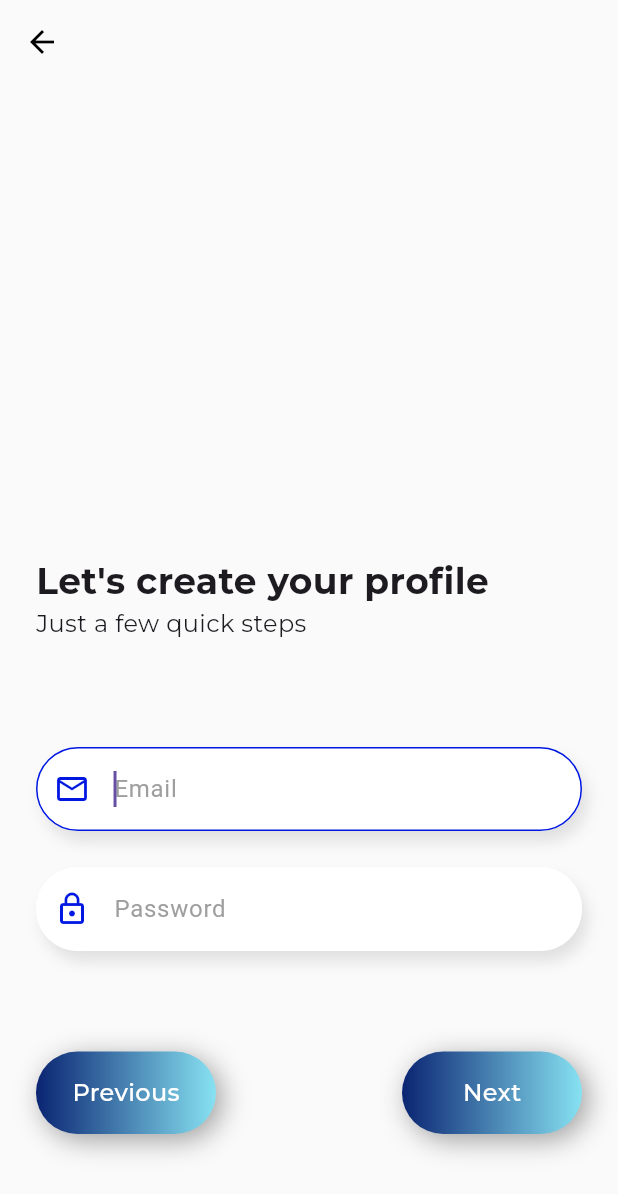
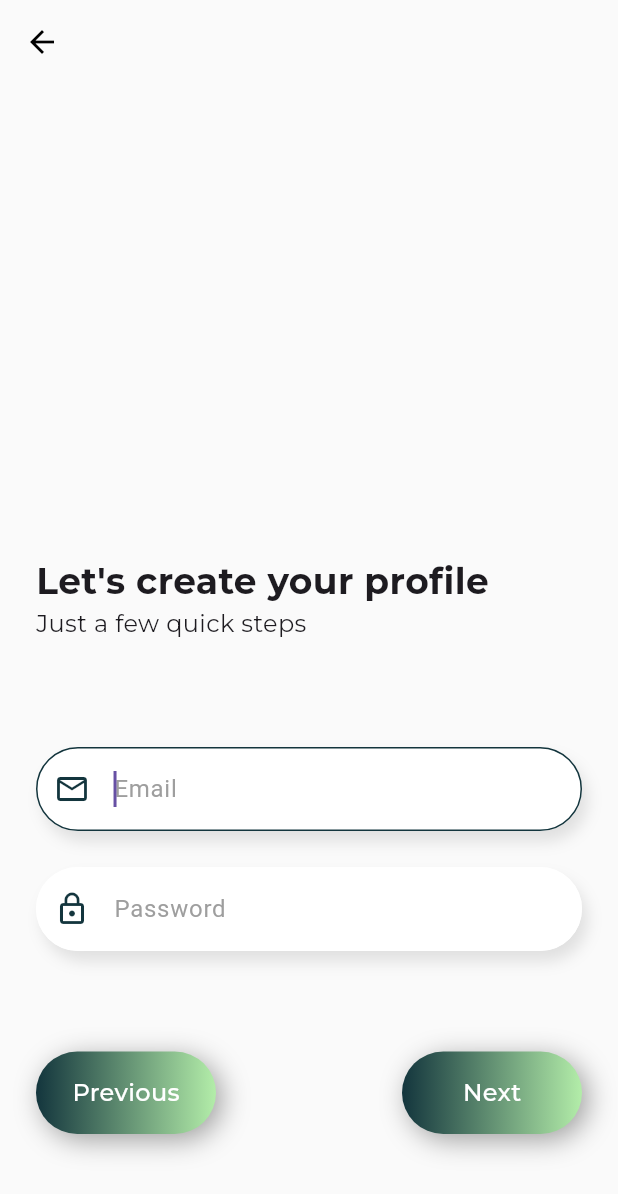
Before and after one commit to ryanemm/get_local, a Flutter app: the SignUpPage screen opened directly, after a tap on "Local", on a phone screen of 412 x 824 dp. Shown: the top 1194 px of the screen. Run offline on Flutter 3.47's test engine with Material 3 defaults, Android fonts, the phone set to English and light mode, and no system bars; drawn by our look-alikes of loader_overlay; our stand-ins replace dotted_border, email_validator, file_picker, flutter_svg, flutter_toggle_tab, google_fonts and 4 more; missing offline and left inert: load_switch, scroll_to_hide; accounts and stored records are empty; network calls fail.

Commit message:
changed app colors for local sign up process

```diff
--- a/lib/layouts/login/local_sign_up.dart
+++ b/lib/layouts/login/local_sign_up.dart
@@ -74,7 +74,6 @@ class _LocalSignUpState extends State<LocalSignUp> {
     context.loaderOverlay.show();
     var response = await http.post(Uri.parse(url), body: {
       "email": email,
-
     });
 
     // var data = json.decode(response.body);
@@ -100,10 +99,8 @@ class _LocalSignUpState extends State<LocalSignUp> {
   Future<OTPResult> checkOTP() async {
     var url = "http://139.144.77.133/getLocalDemo/otp_checker.php";
     context.loaderOverlay.show();
-    var response = await http.post(Uri.parse(url), body: {
-      "email": email,
-      "otp": OTP
-    });
+    var response =
+        await http.post(Uri.parse(url), body: {"email": email, "otp": OTP});
 
     Map<String, dynamic> parsedJson = jsonDecode(response.body);
     OTPResult result = OTPResult.fromJson(parsedJson);
@@ -152,7 +149,7 @@ class _LocalSignUpState extends State<LocalSignUp> {
                       "Email",
                       const Icon(
                         Icons.email_outlined,
-                        color: Color.fromARGB(255, 0, 23, 226),
+                        color: const Color.fromARGB(255, 19, 53, 61),
                       )),
                 ),
               ),
@@ -182,7 +179,7 @@ class _LocalSignUpState extends State<LocalSignUp> {
                       "Password",
                       const Icon(
                         Icons.lock_outline,
-                        color: Color.fromARGB(255, 0, 23, 226),
+                        color: const Color.fromARGB(255, 19, 53, 61),
                       )),
                 ),
               ),
@@ -222,18 +219,18 @@ class _LocalSignUpState extends State<LocalSignUp> {
                     "OTP",
                     const Icon(
                       Icons.pin_rounded,
-                      color: Color.fromARGB(255, 0, 23, 226),
+                      color: const Color.fromARGB(255, 19, 53, 61),
                     )),
               ),
             ),
             SizedBox(height: 16),
-            showOTPError == true ?
-              Text("Incorrect OTP entered",
+            showOTPError == true
+                ? Text("Incorrect OTP entered",
                     style: GoogleFonts.montserrat(
                         fontSize: 16,
                         fontWeight: FontWeight.bold,
-                  color: Colors.red)) :
-              Container()
+                        color: Colors.red))
+                : Container()
           ],
         ),
       ),
@@ -264,7 +261,7 @@ class _LocalSignUpState extends State<LocalSignUp> {
                       "Name",
                       const Icon(
                         Icons.abc_outlined,
-                        color: Color.fromARGB(255, 0, 23, 226),
+                        color: const Color.fromARGB(255, 19, 53, 61),
                       )),
                 ),
               ),
@@ -288,7 +285,7 @@ class _LocalSignUpState extends State<LocalSignUp> {
                       "Surname",
                       const Icon(
                         Icons.abc_outlined,
-                        color: Color.fromARGB(255, 0, 23, 226),
+                        color: const Color.fromARGB(255, 19, 53, 61),
                       )),
                 ),
               ),
@@ -322,7 +319,7 @@ class _LocalSignUpState extends State<LocalSignUp> {
                         "Address",
                         const Icon(
                           Icons.house_outlined,
-                          color: Color.fromARGB(255, 0, 23, 226),
+                          color: const Color.fromARGB(255, 19, 53, 61),
                         )),
                   ),
                 ),
@@ -346,7 +343,7 @@ class _LocalSignUpState extends State<LocalSignUp> {
                         "Phone Number",
                         const Icon(
                           Icons.phone_android_outlined,
-                          color: Color.fromARGB(255, 0, 23, 226),
+                          color: const Color.fromARGB(255, 19, 53, 61),
                         )),
                   ),
                 ),
@@ -382,7 +379,7 @@ class _LocalSignUpState extends State<LocalSignUp> {
                           children: [
                             Icon(
                               Icons.calendar_month_outlined,
-                              color: Color.fromARGB(255, 0, 23, 226),
+                              color: const Color.fromARGB(255, 19, 53, 61),
                             ),
                             SizedBox(width: 8),
                             Text(
@@ -496,7 +493,7 @@ class _LocalSignUpState extends State<LocalSignUp> {
         child: Scaffold(
             appBar: AppBar(
               backgroundColor: Colors.grey[50],
-            leading:   GestureDetector(
+              leading: GestureDetector(
                 onTap: () {
                   print("Back button tapped");
                   Navigator.pop(context);
@@ -511,7 +508,6 @@ class _LocalSignUpState extends State<LocalSignUp> {
             ),
             body: Container(
               padding: const EdgeInsets.symmetric(horizontal: 24, vertical: 8),
-
               color: Colors.grey[50],
               child: Form(
                 //key: _formKey,
@@ -519,9 +515,7 @@ class _LocalSignUpState extends State<LocalSignUp> {
                     crossAxisAlignment: CrossAxisAlignment.start,
                     mainAxisAlignment: MainAxisAlignment.end,
                     children: [
-
                       Expanded(child: Container()),
-
                       Text(
                         "Let's create your profile",
                         style: GoogleFonts.montserrat(
@@ -541,7 +535,8 @@ class _LocalSignUpState extends State<LocalSignUp> {
                           transitionBuilder:
                               (Widget child, Animation<double> animation) {
                             final offsetAnimation = Tween<Offset>(
-                      begin: Offset(currentIndex == 0 ? -1.0 : 1.0, 0.0),
+                              begin:
+                                  Offset(currentIndex == 0 ? -1.0 : 1.0, 0.0),
                               end: Offset(0.0, 0.0),
                             ).animate(animation);
                             return SlideTransition(
@@ -556,7 +551,6 @@ class _LocalSignUpState extends State<LocalSignUp> {
                           GradientButton(
                             function: () {
                               setState(() {
-
                                 currentIndex - 1 >= 0
                                     ? currentIndex = currentIndex - 1
                                     : () {};
@@ -565,8 +559,9 @@ class _LocalSignUpState extends State<LocalSignUp> {
                                 print(currentIndex);
                               });
                             },
-                    buttonColor1: Color.fromARGB(255, 10, 36, 114),
-                    buttonColor2: Color.fromARGB(255, 135, 226, 242),
+                            buttonColor1: const Color.fromARGB(255, 19, 53, 61),
+                            buttonColor2:
+                                const Color.fromARGB(255, 179, 237, 169),
                             shadowColor: Colors.grey.shade500,
                             offsetX: 4,
                             offsetY: 4,
@@ -575,7 +570,7 @@ class _LocalSignUpState extends State<LocalSignUp> {
                           ),
                           SizedBox(width: 16),
                           GradientButton(
-                    function: () async{
+                            function: () async {
                               if (currentIndex == 0) {
                                 email = emailController.text;
                                 await requestOTP();
@@ -588,7 +583,8 @@ class _LocalSignUpState extends State<LocalSignUp> {
                               } else if (currentIndex == 1) {
                                 OTP = OTPController.text;
                                 await checkOTP();
-                          if (OTPVerified == true) {currentIndex + 1 < totalStages
+                                if (OTPVerified == true) {
+                                  currentIndex + 1 < totalStages
                                       ? currentIndex = currentIndex + 1
                                       : () {};
                                   signUpStage = stages[currentIndex];
@@ -627,13 +623,11 @@ class _LocalSignUpState extends State<LocalSignUp> {
                                 print(currentIndex);
                               }
 
-                        setState(() {
-
-                        });
-
+                              setState(() {});
                             },
-                    buttonColor1: Color.fromARGB(255, 10, 36, 114),
-                    buttonColor2: Color.fromARGB(255, 135, 226, 242),
+                            buttonColor1: const Color.fromARGB(255, 19, 53, 61),
+                            buttonColor2:
+                                const Color.fromARGB(255, 179, 237, 169),
                             shadowColor: Colors.grey.shade500,
                             offsetX: 4,
                             offsetY: 4,
--- a/lib/layouts/login/sign_up_screen.dart
+++ b/lib/layouts/login/sign_up_screen.dart
@@ -18,10 +18,10 @@ class _SignUpPageState extends State<SignUpPage> {
   Widget build(BuildContext context) {
     return LoaderOverlay(
         child: Scaffold(
-          appBar:  AppBar(
-            elevation: 0,
-            backgroundColor: Colors.grey[50],
-            leading:   GestureDetector(
+            appBar: AppBar(
+              elevation: 0,
+              backgroundColor: Colors.grey[50],
+              leading: GestureDetector(
                 onTap: () {
                   print("Back button tapped");
                   Navigator.pop(context);
@@ -33,7 +33,7 @@ class _SignUpPageState extends State<SignUpPage> {
                   ),
                 ),
               ),
-         ),
+            ),
             body: Container(
                 padding:
                     const EdgeInsets.symmetric(horizontal: 24, vertical: 8),
@@ -43,7 +43,6 @@ class _SignUpPageState extends State<SignUpPage> {
                   mainAxisAlignment: MainAxisAlignment.center,
                   crossAxisAlignment: CrossAxisAlignment.center,
                   children: [
-
                     Expanded(flex: 3, child: Container()),
                     Text(
                       "Let's Get You Started",
@@ -63,8 +62,8 @@ class _SignUpPageState extends State<SignUpPage> {
                             MaterialPageRoute(
                                 builder: (context) => LocalSignUp()));
                       },
-                      buttonColor1: Color.fromARGB(255, 10, 36, 114),
-                      buttonColor2: Color.fromARGB(255, 97, 178, 245),
+                      buttonColor1: const Color.fromARGB(255, 19, 53, 61),
+                      buttonColor2: const Color.fromARGB(255, 179, 237, 169),
                       shadowColor: Colors.grey.shade500,
                       offsetX: 4,
                       offsetY: 4,
@@ -79,8 +78,8 @@ class _SignUpPageState extends State<SignUpPage> {
                             MaterialPageRoute(
                                 builder: (context) => EmployerSignUp()));
                       },
-                      buttonColor1: Color.fromARGB(255, 10, 36, 114),
-                      buttonColor2: Color.fromARGB(255, 97, 178, 245),
+                      buttonColor1: const Color.fromARGB(255, 19, 53, 61),
+                      buttonColor2: const Color.fromARGB(255, 179, 237, 169),
                       shadowColor: Colors.grey.shade500,
                       offsetX: 4,
                       offsetY: 4,
@@ -106,7 +105,7 @@ class _SignUpPageState extends State<SignUpPage> {
                           child: Text(
                             "Sign in",
                             style: GoogleFonts.montserrat(
-                                color: Color.fromARGB(255, 10, 36, 114),
+                                color: const Color.fromARGB(255, 19, 53, 61),
                                 fontWeight: FontWeight.bold,
                                 fontSize: 16),
                           ),
--- a/lib/widgets/widgets.dart
+++ b/lib/widgets/widgets.dart
@@ -20,7 +20,9 @@ InputDecoration textFieldInputDecoration(String hintText, Icon prefixIcon) {
       prefixIcon: prefixIcon,
       hintStyle: const TextStyle(color: Colors.grey),
       focusedBorder: const OutlineInputBorder(
-          borderSide: BorderSide(color: Color.fromARGB(255, 0, 23, 226)),
+          borderSide: BorderSide(
+            color: const Color.fromARGB(255, 19, 53, 61),
+          ),
           borderRadius: BorderRadius.all(Radius.circular(32))),
       enabledBorder: const OutlineInputBorder(
           borderSide: BorderSide(color: Colors.white),
```
Also changed, not shown: lib/components/document_upload_card.dart (+12 -15 lines), lib/layouts/login/login_screen.dart (+24 -22 lines), lib/layouts/login/pre_doc_upload.dart (+4 -3 lines), lib/layouts/login/profile_review_page.dart (+10 -10 lines), lib/layouts/login/profile_review_page_company.dart (+11 -9 lines), lib/layouts/login/upload_documents_page.dart (+43 -32 lines). Lines whose indentation alone changed are shown as unchanged.
